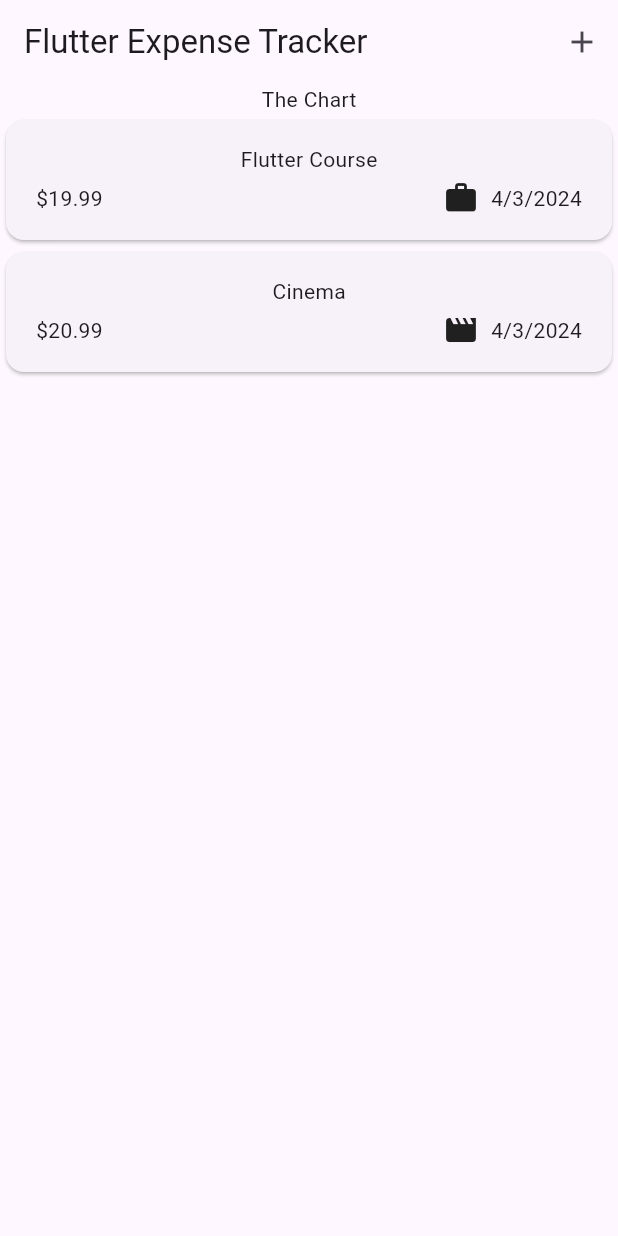
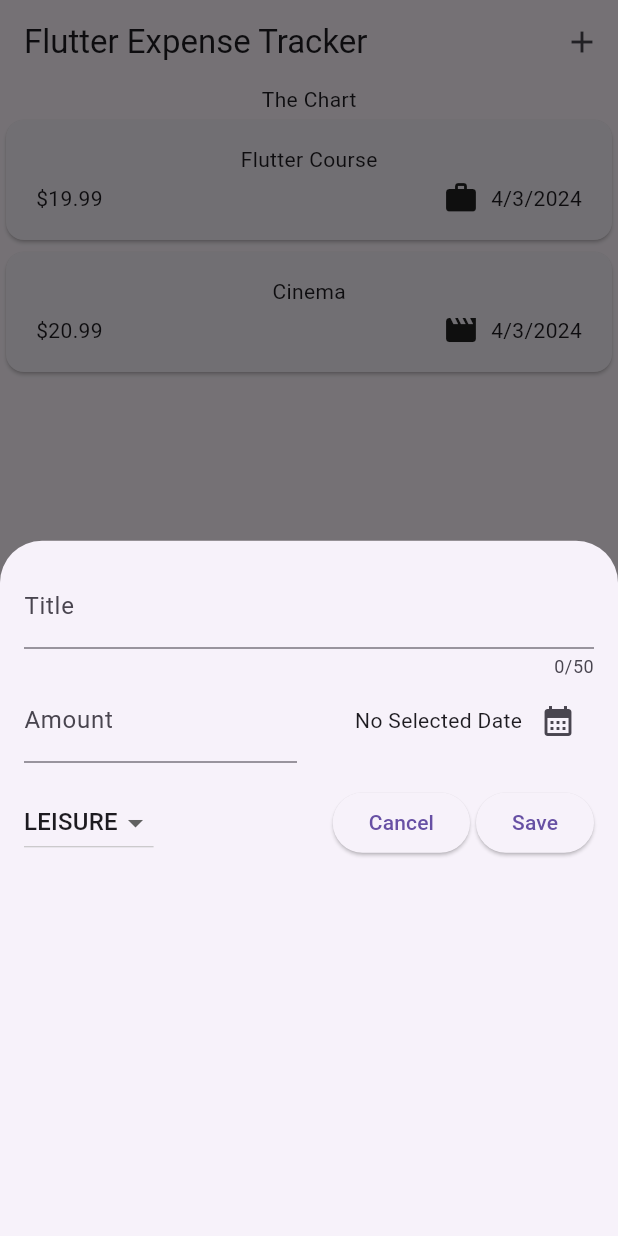
Before and after one commit to muinmundzir/expense-tracker, a Flutter app: the screen it shows after launch, after a tap on the "add" icon, on a phone screen of 412 x 824 dp. Run offline on Flutter 3.47's test engine with Material 3 defaults, Android fonts, the phone set to English and light mode, and no system bars.

Commit message:
feat: add expense form widget

```diff
--- /dev/null
+++ b/lib/widgets/expense_form.dart
@@ -0,0 +1,129 @@
+import 'package:expense_tracker/models/expense.dart';
+import 'package:flutter/material.dart';
+
+class ExpenseForm extends StatefulWidget {
+  const ExpenseForm({super.key});
+
+  @override
+  State<ExpenseForm> createState() {
+    // TODO: implement createState
+    return _ExpenseForm();
+  }
+}
+
+class _ExpenseForm extends State<ExpenseForm> {
+  final _titleController = TextEditingController();
+  final _amountController = TextEditingController();
+  DateTime? _selectedDate;
+  Category _selectedCategory = Category.leisure;
+
+  void _onShowDatePicker() async {
+    final now = DateTime.now();
+    final firstDate = DateTime(now.year - 1, now.month, now.day);
+
+    final pickedDate = await showDatePicker(
+        context: context,
+        initialDate: now,
+        firstDate: firstDate,
+        lastDate: now);
+
+    setState(() {
+      _selectedDate = pickedDate;
+    });
+  }
+
+  @override
+  void dispose() {
+    _titleController.dispose();
+    _amountController.dispose();
+    super.dispose();
+  }
+
+  @override
+  Widget build(BuildContext context) {
+    return Padding(
+      padding: const EdgeInsets.all(16),
+      child: Column(
+        children: [
+          TextField(
+            controller: _titleController,
+            maxLength: 50,
+            decoration: const InputDecoration(
+              label: Text('Title'),
+            ),
+          ),
+          Row(
+            children: [
+              Expanded(
+                child: TextField(
+                  keyboardType: TextInputType.number,
+                  controller: _amountController,
+                  decoration: const InputDecoration(
+                    prefixText: '\$ ',
+                    label: Text('Amount'),
+                  ),
+                ),
+              ),
+              const SizedBox(width: 16),
+              Expanded(
+                child: Row(
+                  mainAxisAlignment: MainAxisAlignment.end,
+                  crossAxisAlignment: CrossAxisAlignment.center,
+                  children: [
+                    Text(
+                      _selectedDate == null
+                          ? 'No Selected Date'
+                          : formatter.format(_selectedDate!),
+                    ),
+                    IconButton(
+                      onPressed: _onShowDatePicker,
+                      icon: const Icon(Icons.calendar_month),
+                    )
+                  ],
+                ),
+              )
+            ],
+          ),
+          const SizedBox(height: 16),
+          Row(
+            children: [
+              DropdownButton(
+                  value: _selectedCategory,
+                  items: Category.values
+                      .map(
+                        (category) => DropdownMenuItem(
+                          value: category,
+                          child: Text(category.name.toUpperCase()),
+                        ),
+                      )
+                      .toList(),
+                  onChanged: (value) {
+                    if (value == null) {
+                      return;
+                    }
+                    setState(() {
+                      _selectedCategory = value;
+                    });
+                  }),
+              const Spacer(),
+              ElevatedButton(
+                onPressed: () {
+                  Navigator.pop(context);
+                },
+                child: const Text('Cancel'),
+              ),
+              const SizedBox(width: 4),
+              ElevatedButton(
+                onPressed: () {
+                  print(_titleController.text);
+                  print(_amountController.text);
+                },
+                child: const Text('Save'),
+              ),
+            ],
+          )
+        ],
+      ),
+    );
+  }
+}
--- a/lib/widgets/expenses.dart
+++ b/lib/widgets/expenses.dart
@@ -1,4 +1,5 @@
 import 'package:expense_tracker/models/expense.dart';
+import 'package:expense_tracker/widgets/expense_form.dart';
 import 'package:expense_tracker/widgets/expenses-list/expenses_list.dart';
 import 'package:flutter/material.dart';
 
@@ -25,6 +26,13 @@ class _ExpensesState extends State<Expenses> {
         category: Category.leisure),
   ];
 
+  void _openAddExpenseOverlay() {
+    showModalBottomSheet(
+      context: context,
+      builder: (ctx) => const ExpenseForm()
+    );
+  }
+
   @override
   Widget build(BuildContext context) {
     return Scaffold(
@@ -32,7 +40,7 @@ class _ExpensesState extends State<Expenses> {
         title: const Text('Flutter Expense Tracker'),
         actions: [
           IconButton(
-            onPressed: () {},
+            onPressed: _openAddExpenseOverlay,
             icon: const Icon(Icons.add),
           ),
         ],
```
